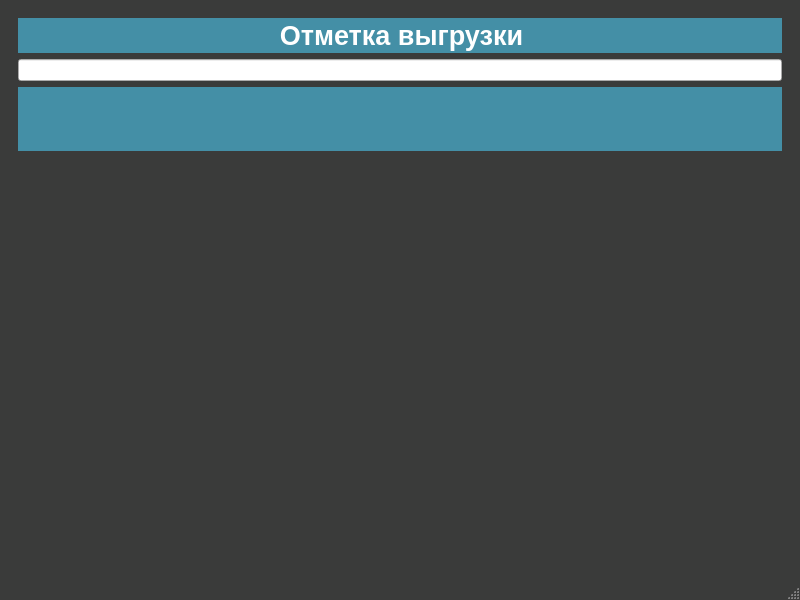
First picture: the form in uis/unloadPoint.ui, repository krsnvss/beetstock, before the edit.
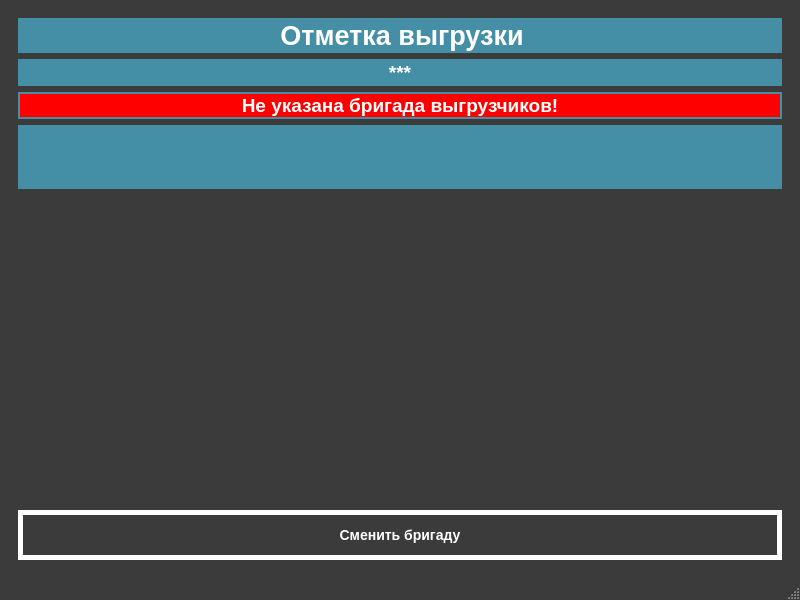
Second picture: the form after the edit. Icons and pictures are not drawn.

Commit message: add shift change for unload point terminal

Diff of the .ui file:
```diff
--- a/uis/unloadPoint.ui
+++ b/uis/unloadPoint.ui
@@ -177,6 +177,8 @@
 	border: #448fa6;
 	border-style:solid;
 	border-width:2px;
+	font:14px;
+	font-weight: bold
 }
 QGroupBox{
 	background-color:#448fa6;
@@ -216,41 +218,97 @@
        <number>0</number>
       </property>
       <widget class="QWidget" name="inputPage">
-       <layout class="QGridLayout" name="gridLayout">
-        <item row="3" column="0">
-         <spacer name="verticalSpacer_4">
-          <property name="orientation">
-           <enum>Qt::Vertical</enum>
+       <layout class="QVBoxLayout" name="verticalLayout_5">
+        <item>
+         <widget class="QLabel" name="headerLabel">
+          <property name="text">
+           <string>&lt;html&gt;&lt;head/&gt;&lt;body&gt;&lt;p align=&quot;center&quot;&gt;&lt;span style=&quot; font-size:20pt; font-weight:600; color:#ffffff;&quot;&gt;Отметка выгрузки&lt;/span&gt;&lt;/p&gt;&lt;/body&gt;&lt;/html&gt;</string>
           </property>
-          <property name="sizeHint" stdset="0">
-           <size>
-            <width>20</width>
-            <height>40</height>
-           </size>
+         </widget>
+        </item>
+        <item>
+         <widget class="QLabel" name="unloaderLabel">
+          <property name="text">
+           <string>&lt;html&gt;&lt;head/&gt;&lt;body&gt;&lt;p align=&quot;center&quot;&gt;&lt;span style=&quot; font-size:14pt; font-weight:600; color:#ffffff;&quot;&gt;***&lt;/span&gt;&lt;/p&gt;&lt;/body&gt;&lt;/html&gt;</string>
           </property>
-         </spacer>
+          <property name="alignment">
+           <set>Qt::AlignCenter</set>
+          </property>
+         </widget>
         </item>
-        <item row="2" column="0">
+        <item>
+         <widget class="QLabel" name="noUnloaderLabel">
+          <property name="styleSheet">
+           <string notr="true">QLabel{
+	background-color:rgb(255, 0, 0);
+	color:#ffffff;
+	height:60px;
+	width: 30px;
+	border: #448fa6;
+	border-style:solid;
+	border-width:2px;
+	font:14px;
+	font-weight: bold
+}</string>
+          </property>
+          <property name="text">
+           <string>&lt;html&gt;&lt;head/&gt;&lt;body&gt;&lt;p align=&quot;center&quot;&gt;&lt;span style=&quot; font-size:14pt; color:#ffffff;&quot;&gt;Не указана бригада выгрузчиков!&lt;/span&gt;&lt;/p&gt;&lt;/body&gt;&lt;/html&gt;</string>
+          </property>
+          <property name="alignment">
+           <set>Qt::AlignCenter</set>
+          </property>
+         </widget>
+        </item>
+        <item>
          <widget class="QGroupBox" name="groupBox">
           <property name="title">
            <string/>
           </property>
          </widget>
         </item>
-        <item row="0" column="0">
-         <widget class="QLabel" name="headerLabel">
-          <property name="text">
-           <string>&lt;html&gt;&lt;head/&gt;&lt;body&gt;&lt;p align=&quot;center&quot;&gt;&lt;span style=&quot; font-size:20pt; font-weight:600; color:#ffffff;&quot;&gt;Отметка выгрузки&lt;/span&gt;&lt;/p&gt;&lt;/body&gt;&lt;/html&gt;</string>
+        <item>
+         <spacer name="verticalSpacer_4">
+          <property name="orientation">
+           <enum>Qt::Vertical</enum>
           </property>
-         </widget>
+          <property name="sizeHint" stdset="0">
+           <size>
+            <width>20</width>
+            <height>40</height>
+           </size>
+          </property>
+         </spacer>
         </item>
-        <item row="1" column="0">
-         <widget class="QLineEdit" name="lineEdit">
-          <property name="echoMode">
-           <enum>QLineEdit::Password</enum>
+        <item>
+         <widget class="QPushButton" name="changeUnloader">
+          <property name="styleSheet">
+           <string notr="true">QPushButton{
+	background-color:#3a3b3a;
+	color:#ffffff;
+	height:40px;
+	width:40px;
+	border: #ffffff;
+	border-style:solid;
+	border-width:5px;
+	font:14px;
+	font-weight: bold
+}
+QPushButton::pressed{
+	background-color:#ffffff;
+	color:#3a3b3a;
+	border:2px solid #3a3b3a;
+}
+QPushButton::hover{
+	color:#448fa6;
+	border:2px solid #448fa6;
+}</string>
           </property>
-          <property name="alignment">
-           <set>Qt::AlignCenter</set>
+          <property name="text">
+           <string>Сменить бригаду</string>
+          </property>
+          <property name="icon">
+           <iconset>
+            <normaloff>../res/if_users_white.png</normaloff>../res/if_users_white.png</iconset>
           </property>
          </widget>
         </item>
@@ -384,6 +442,48 @@
         </item>
        </layout>
       </widget>
+      <widget class="QWidget" name="page">
+       <layout class="QVBoxLayout" name="verticalLayout">
+        <item>
+         <widget class="QLabel" name="headerLabel_2">
+          <property name="text">
+           <string>&lt;html&gt;&lt;head/&gt;&lt;body&gt;&lt;p align=&quot;center&quot;&gt;&lt;span style=&quot; font-size:20pt; font-weight:600;&quot;&gt;Выбор бригады выгрузчиков&lt;/span&gt;&lt;/p&gt;&lt;/body&gt;&lt;/html&gt;</string>
+          </property>
+         </widget>
+        </item>
+        <item>
+         <widget class="QLabel" name="errorMiddleLabel2_2">
+          <property name="styleSheet">
+           <string notr="true">QLabel{
+	background-color:rgb(35, 35, 35);
+	color:rgb(255, 255, 255);
+	font-weight:bold
+}</string>
+          </property>
+          <property name="text">
+           <string>&lt;html&gt;&lt;head/&gt;&lt;body&gt;&lt;p align=&quot;center&quot;&gt;&lt;span style=&quot; font-size:14pt;&quot;&gt;Приложите карту к считывателю&lt;/span&gt;&lt;/p&gt;&lt;/body&gt;&lt;/html&gt;</string>
+          </property>
+         </widget>
+        </item>
+        <item>
+         <widget class="QLineEdit" name="lineEdit">
+          <property name="echoMode">
+           <enum>QLineEdit::Password</enum>
+          </property>
+          <property name="alignment">
+           <set>Qt::AlignCenter</set>
+          </property>
+         </widget>
+        </item>
+        <item>
+         <widget class="QLabel" name="headerLabel_3">
+          <property name="text">
+           <string>&lt;html&gt;&lt;head/&gt;&lt;body&gt;&lt;p align=&quot;center&quot;&gt;&lt;span style=&quot; font-size:14pt;&quot;&gt;***&lt;/span&gt;&lt;/p&gt;&lt;/body&gt;&lt;/html&gt;</string>
+          </property>
+         </widget>
+        </item>
+       </layout>
+      </widget>
      </widget>
     </item>
    </layout>
```
Left out of the diff: 2 changed lines with no effect on the pictures. The commit also changes 2 other files.
